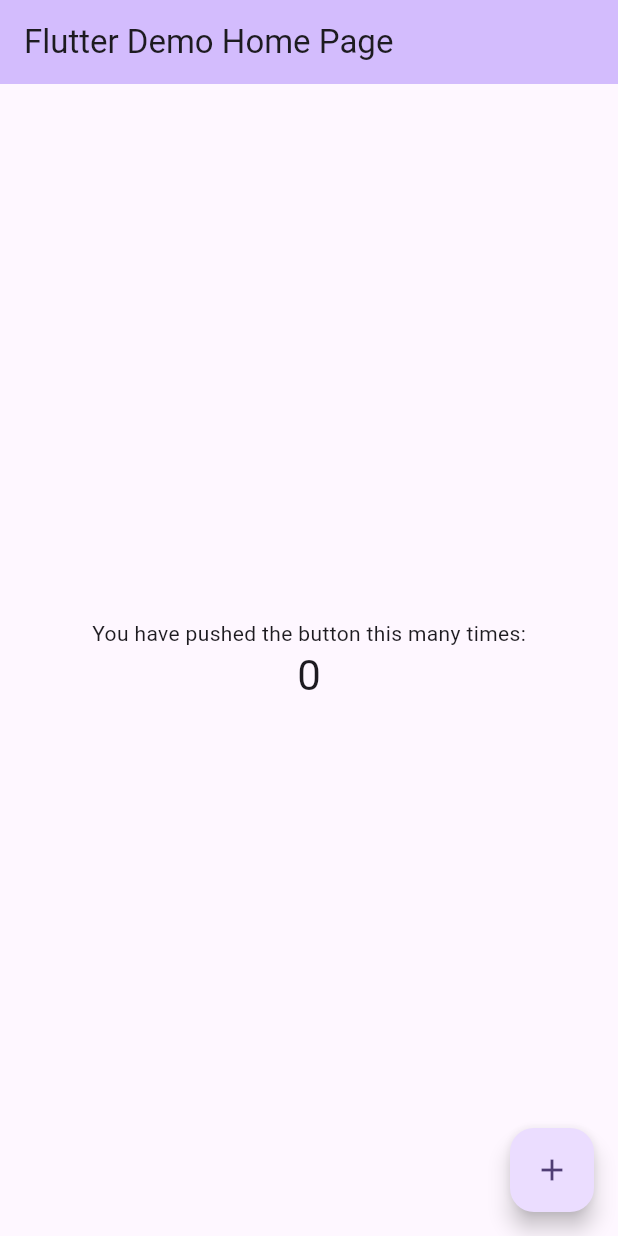
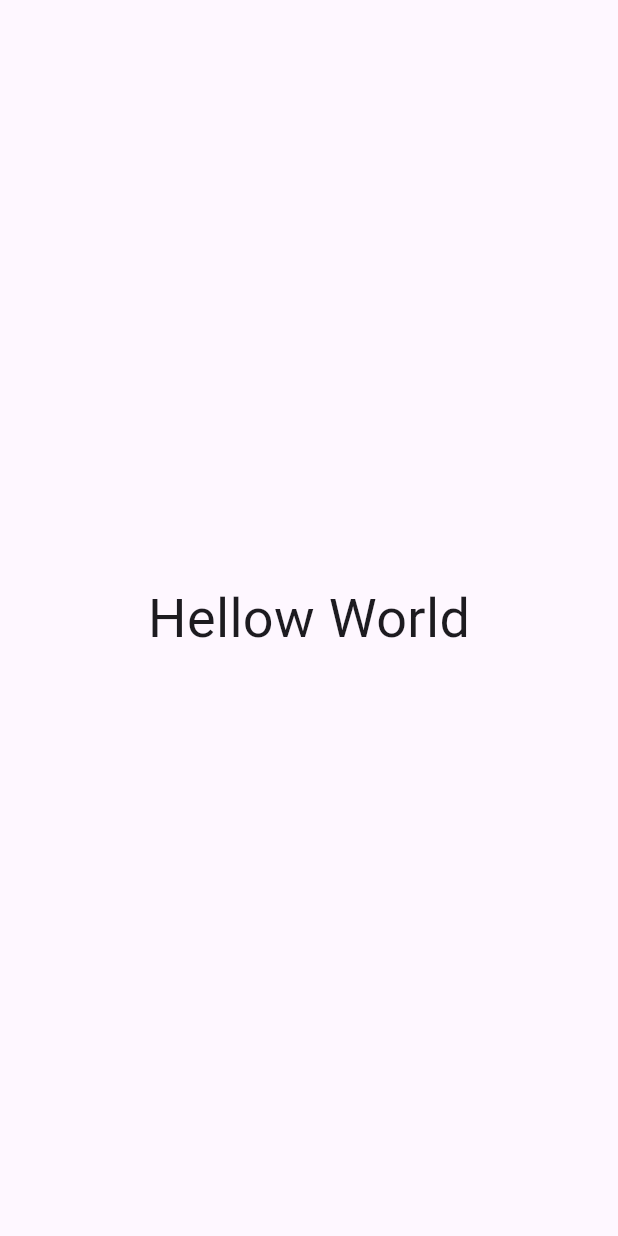
Before and after one commit to expsh13/flutter_pokemom, a Flutter app: the screen it shows after launch, on a phone screen of 412 x 824 dp. Run offline on Flutter 3.47's test engine with Material 3 defaults, Android fonts, the phone set to English and light mode, and no system bars.

Commit message:
add first page

```diff
--- a/lib/main.dart
+++ b/lib/main.dart
@@ -7,119 +7,33 @@ void main() {
 class MyApp extends StatelessWidget {
   const MyApp({super.key});
 
-  // This widget is the root of your application.
   @override
   Widget build(BuildContext context) {
     return MaterialApp(
       title: 'Flutter Demo',
       theme: ThemeData(
-        // This is the theme of your application.
-        //
-        // TRY THIS: Try running your application with "flutter run". You'll see
-        // the application has a purple toolbar. Then, without quitting the app,
-        // try changing the seedColor in the colorScheme below to Colors.green
-        // and then invoke "hot reload" (save your changes or press the "hot
-        // reload" button in a Flutter-supported IDE, or press "r" if you used
-        // the command line to start the app).
-        //
-        // Notice that the counter didn't reset back to zero; the application
-        // state is not lost during the reload. To reset the state, use hot
-        // restart instead.
-        //
-        // This works for code too, not just values: Most code changes can be
-        // tested with just a hot reload.
         colorScheme: ColorScheme.fromSeed(seedColor: Colors.deepPurple),
         useMaterial3: true,
       ),
-      home: const MyHomePage(title: 'Flutter Demo Home Page'),
+      home: const MyHomePage(),
     );
   }
 }
 
-class MyHomePage extends StatefulWidget {
-  const MyHomePage({super.key, required this.title});
-
-  // This widget is the home page of your application. It is stateful, meaning
-  // that it has a State object (defined below) that contains fields that affect
-  // how it looks.
-
-  // This class is the configuration for the state. It holds the values (in this
-  // case the title) provided by the parent (in this case the App widget) and
-  // used by the build method of the State. Fields in a Widget subclass are
-  // always marked "final".
-
-  final String title;
-
-  @override
-  State<MyHomePage> createState() => _MyHomePageState();
-}
-
-class _MyHomePageState extends State<MyHomePage> {
-  int _counter = 0;
-
-  void _incrementCounter() {
-    setState(() {
-      // This call to setState tells the Flutter framework that something has
-      // changed in this State, which causes it to rerun the build method below
-      // so that the display can reflect the updated values. If we changed
-      // _counter without calling setState(), then the build method would not be
-      // called again, and so nothing would appear to happen.
-      _counter++;
-    });
-  }
+class MyHomePage extends StatelessWidget {
+  const MyHomePage({super.key});
 
   @override
   Widget build(BuildContext context) {
-    // This method is rerun every time setState is called, for instance as done
-    // by the _incrementCounter method above.
-    //
-    // The Flutter framework has been optimized to make rerunning build methods
-    // fast, so that you can just rebuild anything that needs updating rather
-    // than having to individually change instances of widgets.
-    return Scaffold(
-      appBar: AppBar(
-        // TRY THIS: Try changing the color here to a specific color (to
-        // Colors.amber, perhaps?) and trigger a hot reload to see the AppBar
-        // change color while the other colors stay the same.
-        backgroundColor: Theme.of(context).colorScheme.inversePrimary,
-        // Here we take the value from the MyHomePage object that was created by
-        // the App.build method, and use it to set our appbar title.
-        title: Text(widget.title),
-      ),
+    return const Scaffold(
       body: Center(
-        // Center is a layout widget. It takes a single child and positions it
-        // in the middle of the parent.
-        child: Column(
-          // Column is also a layout widget. It takes a list of children and
-          // arranges them vertically. By default, it sizes itself to fit its
-          // children horizontally, and tries to be as tall as its parent.
-          //
-          // Column has various properties to control how it sizes itself and
-          // how it positions its children. Here we use mainAxisAlignment to
-          // center the children vertically; the main axis here is the vertical
-          // axis because Columns are vertical (the cross axis would be
-          // horizontal).
-          //
-          // TRY THIS: Invoke "debug painting" (choose the "Toggle Debug Paint"
-          // action in the IDE, or press "p" in the console), to see the
-          // wireframe for each widget.
-          mainAxisAlignment: MainAxisAlignment.center,
-          children: <Widget>[
-            const Text(
-              'You have pushed the button this many times:',
-            ),
-            Text(
-              '$_counter',
-              style: Theme.of(context).textTheme.headlineMedium,
-            ),
-          ],
+        child: Text(
+          'Hellow World',
+          style: TextStyle(
+            fontSize: 36,
+          ),
         ),
       ),
-      floatingActionButton: FloatingActionButton(
-        onPressed: _incrementCounter,
-        tooltip: 'Increment',
-        child: const Icon(Icons.add),
-      ), // This trailing comma makes auto-formatting nicer for build methods.
     );
   }
 }
```
